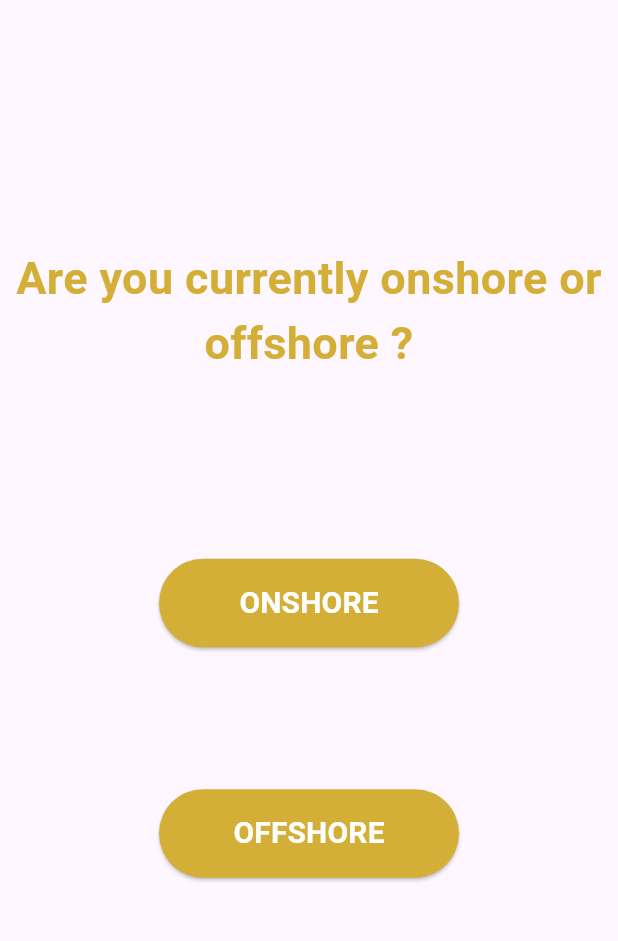
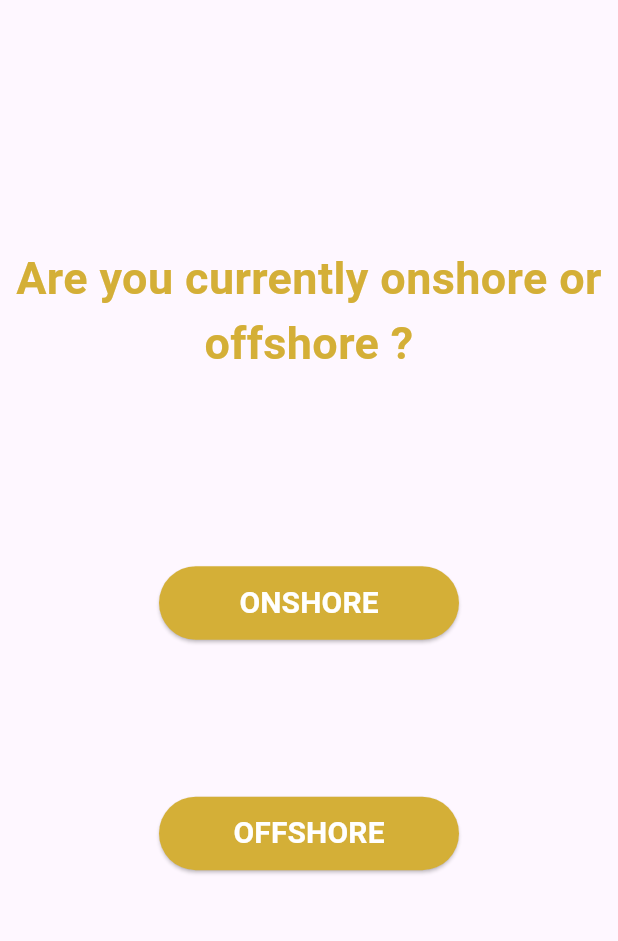
Before and after one commit to Viskee-Consultancy/viskeeconsultancy-flutter, a Flutter app: the screen it shows after launch, on a phone screen of 412 x 824 dp, the part 57-998 px from its top. Run offline on Flutter 3.47's test engine with Material 3 defaults, Android fonts, the light colour scheme and no system bars; our stand-ins replace flutter_sticky_header, flutter_svg, flutter_typeahead, page_transition; missing offline and left inert: flutter_cached_pdfview.

Commit message:
improve ui display for small screen phones

```diff
--- a/lib/pages/OnshoreOffshorePage.dart
+++ b/lib/pages/OnshoreOffshorePage.dart
@@ -54,7 +54,7 @@ class OnshoreOffshorePage extends StatelessWidget {
                             backgroundColor: WidgetStateProperty.all<Color>(CustomColors.GOLD),
                           ),
                           child: Padding(
-                              padding: EdgeInsets.all(15),
+                              padding: EdgeInsets.all(10),
                               child: Text(StringConstants.PATH_ONSHORE,
                                   style: TextStyle(color: Colors.white, fontWeight: FontWeight.bold, fontSize: 20))),
                           onPressed: () {
@@ -74,7 +74,7 @@ class OnshoreOffshorePage extends StatelessWidget {
                             backgroundColor: WidgetStateProperty.all<Color>(CustomColors.GOLD),
                           ),
                           child: Padding(
-                              padding: EdgeInsets.all(15),
+                              padding: EdgeInsets.all(10),
                               child: Text(StringConstants.PATH_OFFSHORE,
                                   style: TextStyle(color: Colors.white, fontWeight: FontWeight.bold, fontSize: 20))),
                           onPressed: () {
--- a/lib/pages/RegionSelectionPage.dart
+++ b/lib/pages/RegionSelectionPage.dart
@@ -23,7 +23,7 @@ class RegionSelectionPage extends StatelessWidget {
           body: Container(
               child: Column(children: [
             Expanded(
-              flex: 1,
+                flex: 2,
                 child: Padding(
                   padding: EdgeInsets.fromLTRB(5, AppBar().preferredSize.height + 20, 5, 5),
                   child: Align(
```
Also changed, not shown: lib/pages/MainPage.dart (+6 -6 lines). Lines whose indentation alone changed are shown as unchanged.
